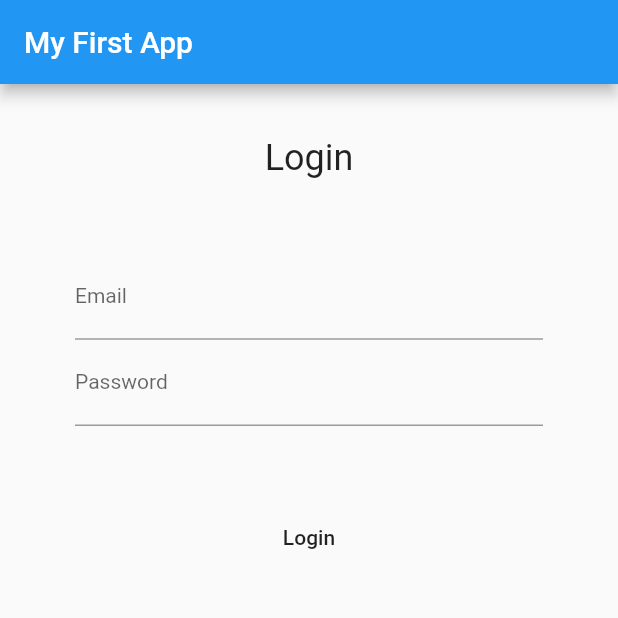
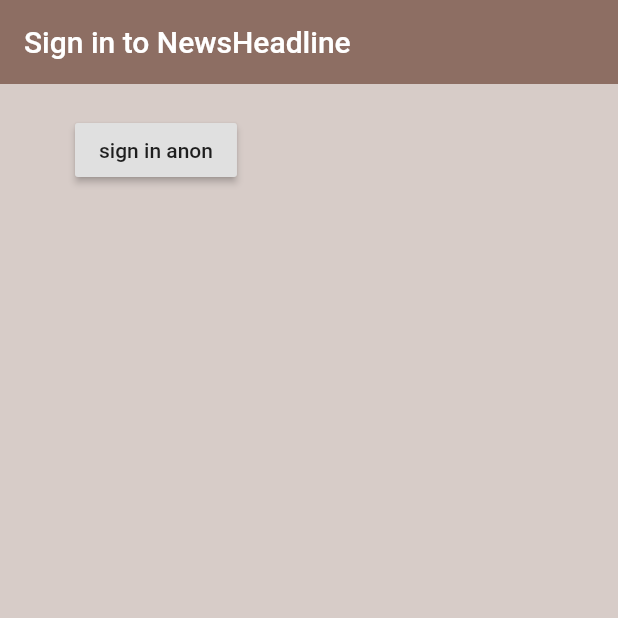
Before and after one commit to jy-coder/first-flutter, a Flutter app: the screen it shows after launch, on a phone screen of 412 x 824 dp, the top half of it. Run offline on Flutter 3.47's test engine with Material 2 defaults, Android fonts, the phone set to English and light mode, and no system bars; our stand-ins replace firebase_auth, firebase_core; accounts and stored records are empty.

Commit message:
update: added anon firebase signin & provider

```diff
--- a/lib/main.dart
+++ b/lib/main.dart
@@ -1,66 +1,27 @@
 import 'package:flutter/material.dart';
+import 'package:newheadline/models/user.dart';
+import 'package:newheadline/screens/wrapper.dart';
+import 'package:firebase_core/firebase_core.dart';
+import 'package:newheadline/services/auth.dart';
+import 'package:provider/provider.dart';
 
-void main() {
+void main() async {
+  WidgetsFlutterBinding.ensureInitialized();
+  await Firebase.initializeApp();
   runApp(MyApp());
 }
 
+//3
 class MyApp extends StatelessWidget {
-  // This widget is the root of your application.
   @override
   Widget build(BuildContext context) {
-    return MaterialApp(
-        home: Scaffold(
-          appBar: AppBar(title: Text("My First App")),
-          body:
-          Column(children: [
-              SizedBox(height: 35.0,),
-              Align(
-                  alignment: Alignment.center,
-                  child: Text(
-                    "Login",
-                    style: TextStyle(fontSize: 24)
-                  ),
-              ),
-              Padding(
-                    padding: EdgeInsets.all(50),
-                    child: Column(
-                      children: [
-                      TextFormField(
-                          keyboardType:  TextInputType.emailAddress,
-                          decoration: InputDecoration(
-                            labelText: "Email",
-                            labelStyle: TextStyle(
-                              fontSize:  14.0
-                            ),),
-                        ),
-                        TextFormField(
-                          keyboardType:  TextInputType.emailAddress,
-                          decoration: InputDecoration(
-                            labelText: "Password",
-                            labelStyle: TextStyle(
-                              fontSize:  14.0
-                            ),),
-                        )
-                    ],)
-              ),
-              Align(
-                alignment: Alignment.center,
-                child: FlatButton(
-                  onPressed: (){
-                    print("Clicked");
-                  },
-                  child: Text("Login")
-                )
-                )
-
-
-
-
-
-
-           ],),
-      )
-      );
-
+    return StreamProvider<AppUser>.value(
+        value: AuthService().user,
+        child: MaterialApp(
+          title: 'Firebase Auth Demo',
+          home: Wrapper(),
+        )
+        // home: _RegisterEmailSection(),x
+        );
   }
 }
--- /dev/null
+++ b/lib/models/user.dart
@@ -0,0 +1,5 @@
+class AppUser {
+  final String uid;
+
+  AppUser({this.uid});
+}
--- /dev/null
+++ b/lib/screens/authenticate/authenticate.dart
@@ -0,0 +1,14 @@
+import 'package:flutter/material.dart';
+import 'package:newheadline/services/sign_in.dart';
+
+class Authenticate extends StatefulWidget {
+  @override
+  _AuthenticateState createState() => _AuthenticateState();
+}
+
+class _AuthenticateState extends State<Authenticate> {
+  @override
+  Widget build(BuildContext context) {
+    return Container(child: SignIn());
+  }
+}
--- /dev/null
+++ b/lib/screens/wrapper.dart
@@ -0,0 +1,19 @@
+import 'package:flutter/material.dart';
+import 'package:newheadline/models/user.dart';
+import 'package:newheadline/screens/authenticate/authenticate.dart';
+import 'package:newheadline/screens/home/home.dart';
+import 'package:provider/provider.dart';
+
+class Wrapper extends StatelessWidget {
+  @override
+  Widget build(BuildContext context) {
+    final user = Provider.of<AppUser>(context);
+
+    // return either the Home or Authenticate widget
+    if (user == null) {
+      return Authenticate();
+    } else {
+      return Home();
+    }
+  }
+}
--- /dev/null
+++ b/lib/services/sign_in.dart
@@ -0,0 +1,38 @@
+import 'package:flutter/material.dart';
+import 'package:newheadline/services/auth.dart';
+
+class SignIn extends StatefulWidget {
+  @override
+  _SignInState createState() => _SignInState();
+}
+
+class _SignInState extends State<SignIn> {
+  final AuthService _auth = AuthService();
+
+  @override
+  Widget build(BuildContext context) {
+    return Scaffold(
+      backgroundColor: Colors.brown[100],
+      appBar: AppBar(
+        backgroundColor: Colors.brown[400],
+        elevation: 0.0,
+        title: Text('Sign in to NewsHeadline'),
+      ),
+      body: Container(
+        padding: EdgeInsets.symmetric(vertical: 20.0, horizontal: 50.0),
+        child: RaisedButton(
+          child: Text('sign in anon'),
+          onPressed: () async {
+            dynamic result = await _auth.signInAnon();
+            if (result == null) {
+              print('error signing in');
+            } else {
+              print('signed in');
+              print(result.uid);
+            }
+          },
+        ),
+      ),
+    );
+  }
+}
--- a/pubspec.yaml
+++ b/pubspec.yaml
@@ -25,9 +25,14 @@ dependencies:
     sdk: flutter
 
 
+
   # The following adds the Cupertino Icons font to your application.
   # Use with the CupertinoIcons class for iOS style icons.
+  firebase_auth: "^0.20.0+1"
+  cloud_firestore: "^0.16.0"
   cupertino_icons: ^1.0.0
+  firebase_core: "^0.7.0"
+  provider: ^4.3.3
 
 dev_dependencies:
   flutter_test:
```
Also changed, not shown: lib/screens/home/home.dart (added, +29 -0 lines), lib/services/auth.dart (added, +44 -0 lines), 4 other files.
